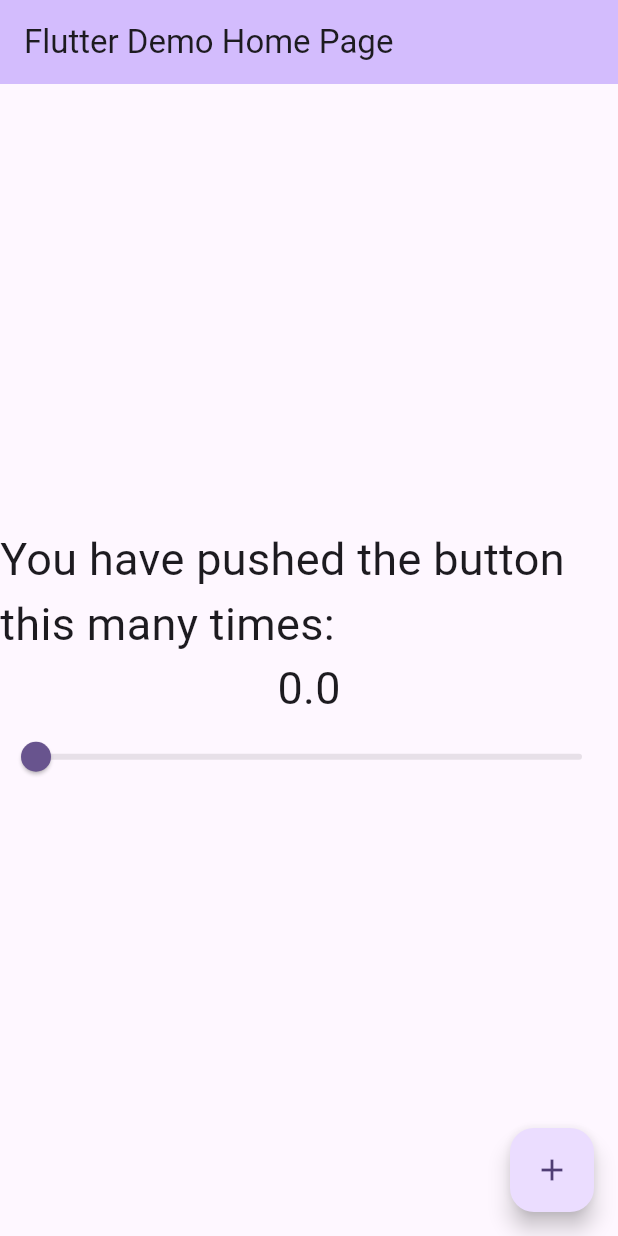
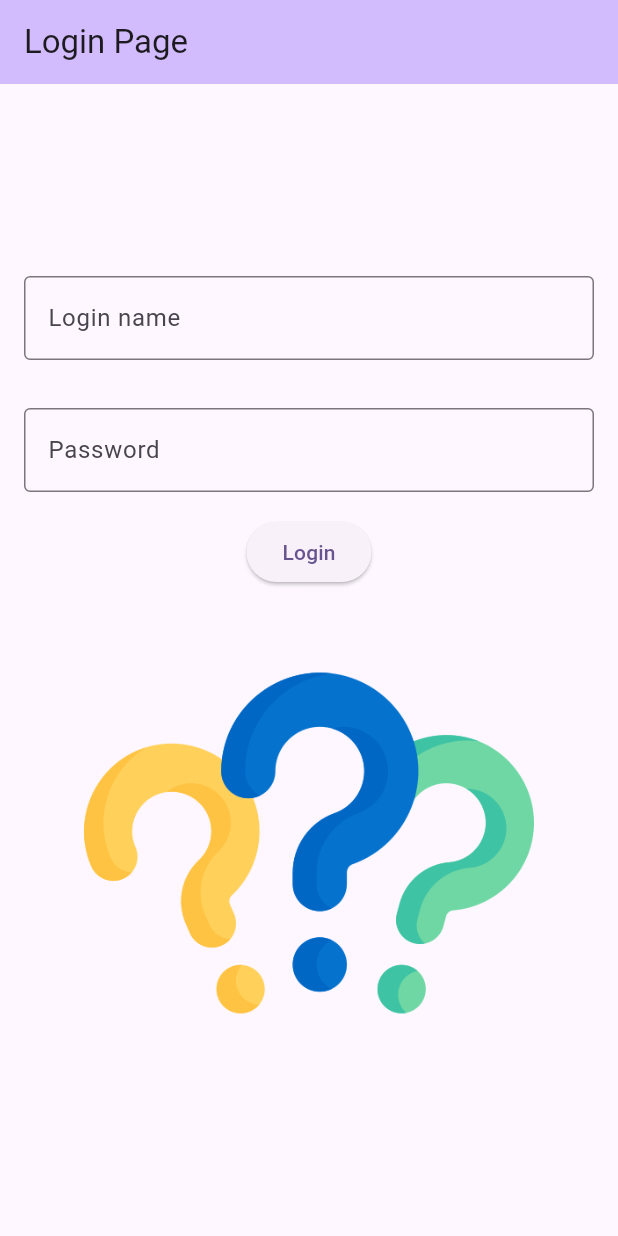
Before and after one commit to ARMAAN-PERSONAL/CST2334_FinalProject, a Flutter app: the screen it shows after launch, on a phone screen of 412 x 824 dp. Run offline on Flutter 3.47's test engine with Material 3 defaults, Android fonts, the phone set to English and light mode, and no system bars.

Commit message:
Completed lab 2

```diff
--- a/lib/main.dart
+++ b/lib/main.dart
@@ -7,46 +7,21 @@ void main() {
 class MyApp extends StatelessWidget {
   const MyApp({super.key});
 
-  // This widget is the root of your application.
   @override
   Widget build(BuildContext context) {
     return MaterialApp(
       title: 'Flutter Demo',
       theme: ThemeData(
-        // This is the theme of your application.
-        //
-        // TRY THIS: Try running your application with "flutter run". You'll see
-        // the application has a purple toolbar. Then, without quitting the app,
-        // try changing the seedColor in the colorScheme below to Colors.green
-        // and then invoke "hot reload" (save your changes or press the "hot
-        // reload" button in a Flutter-supported IDE, or press "r" if you used
-        // the command line to start the app).
-        //
-        // Notice that the counter didn't reset back to zero; the application
-        // state is not lost during the reload. To reset the state, use hot
-        // restart instead.
-        //
-        // This works for code too, not just values: Most code changes can be
-        // tested with just a hot reload.
         colorScheme: ColorScheme.fromSeed(seedColor: Colors.deepPurple),
         useMaterial3: true,
       ),
-      home: const MyHomePage(title: 'Flutter Demo Home Page'),
+      home: const MyHomePage(title: 'Login Page'),
     );
   }
 }
 
 class MyHomePage extends StatefulWidget {
   const MyHomePage({super.key, required this.title});
-
-  // This widget is the home page of your application. It is stateful, meaning
-  // that it has a State object (defined below) that contains fields that affect
-  // how it looks.
-
-  // This class is the configuration for the state. It holds the values (in this
-  // case the title) provided by the parent (in this case the App widget) and
-  // used by the build method of the State. Fields in a Widget subclass are
-  // always marked "final".
 
   final String title;
 
@@ -55,80 +30,80 @@ class MyHomePage extends StatefulWidget {
 }
 
 class _MyHomePageState extends State<MyHomePage> {
-  var _counter = 0.0;
-  var myFontSize = 30.0;
+  // Controllers for text fields
+  final TextEditingController _loginController = TextEditingController();
+  final TextEditingController _passwordController = TextEditingController();
 
-  void setNewValue(double value){
-    setState(() {
-      _counter = value;
-      myFontSize = value;
-    });
-  }
-  void _incrementCounter() {
-    setState(() {
-      // This call to setState tells the Flutter framework that something has
-      // changed in this State, which causes it to rerun the build method below
-      // so that the display can reflect the updated values. If we changed
-      // _counter without calling setState(), then the build method would not be
-      // called again, and so nothing would appear to happen.
-      _counter++;
-    });
+  // Initial image source set to the question mark image
+  String imageSource = 'lib/images/questionmark.png';
+
+  @override
+  void dispose() {
+    _loginController.dispose();
+    _passwordController.dispose();
+    super.dispose();
   }
 
   @override
   Widget build(BuildContext context) {
-    // This method is rerun every time setState is called, for instance as done
-    // by the _incrementCounter method above.
-    //
-    // The Flutter framework has been optimized to make rerunning build methods
-    // fast, so that you can just rebuild anything that needs updating rather
-    // than having to individually change instances of widgets.
     return Scaffold(
       appBar: AppBar(
-        // TRY THIS: Try changing the color here to a specific color (to
-        // Colors.amber, perhaps?) and trigger a hot reload to see the AppBar
-        // change color while the other colors stay the same.
         backgroundColor: Theme.of(context).colorScheme.inversePrimary,
-        // Here we take the value from the MyHomePage object that was created by
-        // the App.build method, and use it to set our appbar title.
         title: Text(widget.title),
       ),
       body: Center(
-        // Center is a layout widget. It takes a single child and positions it
-        // in the middle of the parent.
         child: Column(
-          // Column is also a layout widget. It takes a list of children and
-          // arranges them vertically. By default, it sizes itself to fit its
-          // children horizontally, and tries to be as tall as its parent.
-          //
-          // Column has various properties to control how it sizes itself and
-          // how it positions its children. Here we use mainAxisAlignment to
-          // center the children vertically; the main axis here is the vertical
-          // axis because Columns are vertical (the cross axis would be
-          // horizontal).
-          //
-          // TRY THIS: Invoke "debug painting" (choose the "Toggle Debug Paint"
-          // action in the IDE, or press "p" in the console), to see the
-          // wireframe for each widget.
           mainAxisAlignment: MainAxisAlignment.center,
           children: <Widget>[
-            Text(
-              'You have pushed the button this many times:',
-              style: TextStyle(fontSize: myFontSize),
+            // Login Name TextField
+            Padding(
+              padding: const EdgeInsets.all(16.0),
+              child: TextField(
+                controller: _loginController,
+                decoration: InputDecoration(
+                  labelText: 'Login name',
+                  border: OutlineInputBorder(),
+                ),
+              ),
             ),
-            Text(
-              '$_counter',
-              style: TextStyle(fontSize: myFontSize),
+            // Password TextField
+            Padding(
+              padding: const EdgeInsets.all(16.0),
+              child: TextField(
+                controller: _passwordController,
+                obscureText: true, // Hides the input
+                decoration: InputDecoration(
+                  labelText: 'Password',
+                  border: OutlineInputBorder(),
+                ),
+              ),
             ),
-            Slider(value: _counter, onChanged: setNewValue, min: 0, max: 100,),
+            // Login ElevatedButton
+            ElevatedButton(
+              onPressed: () {
+                setState(() {
+                  // Read the password input
+                  String enteredPassword = _passwordController.text;
+                  // Change the image based on password input
+                  if (enteredPassword == "QWERTY123") {
+                    imageSource = "lib/images/idea.png"; // Path to the light bulb image
+                  } else {
+                    imageSource = "lib/images/stop.png"; // Path to the stop sign image
+                  }
+                });
+              },
+              child: const Text('Login'),
+            ),
+            const SizedBox(height: 20),
+            // Display the image based on current imageSource
+            Image.asset(
+              imageSource,
+              width: 300,
+              height: 300,
+            ),
           ],
         ),
       ),
-      floatingActionButton: FloatingActionButton(
-        onPressed: _incrementCounter,
-        tooltip: 'Increment',
-        child: const Icon(Icons.add),
-      ), // This trailing comma makes auto-formatting nicer for build methods.
     );
   }
 }
```
Also changed, not shown: pubspec.yaml (+7 -70 lines), lib/images/idea.png (added), lib/images/questionmark.png (added), lib/images/stop.png (added), pubspec.lock.
